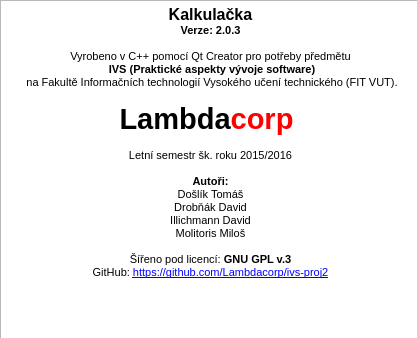
Before: the Qt Designer form about.ui in Lambdacorp/ivs-proj2, drawn with Qt 5.
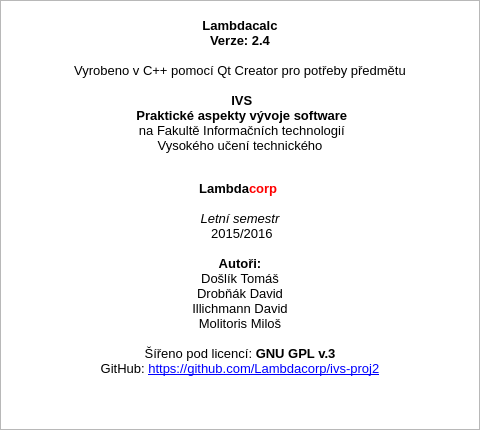
After: the same form once the commit is applied. Icons and pictures are not drawn.

```diff
--- a/about.ui
+++ b/about.ui
@@ -6,10 +6,22 @@
    <rect>
     <x>0</x>
     <y>0</y>
-    <width>417</width>
-    <height>338</height>
+    <width>480</width>
+    <height>430</height>
    </rect>
   </property>
+  <property name="minimumSize">
+   <size>
+    <width>480</width>
+    <height>300</height>
+   </size>
+  </property>
+  <property name="maximumSize">
+   <size>
+    <width>480</width>
+    <height>430</height>
+   </size>
+  </property>
   <property name="windowTitle">
    <string>Dialog</string>
   </property>
@@ -18,35 +30,53 @@
     <rect>
      <x>0</x>
      <y>0</y>
-     <width>421</width>
-     <height>341</height>
+     <width>480</width>
+     <height>430</height>
     </rect>
    </property>
+   <property name="minimumSize">
+    <size>
+     <width>480</width>
+     <height>430</height>
+    </size>
+   </property>
+   <property name="maximumSize">
+    <size>
+     <width>450</width>
+     <height>430</height>
+    </size>
+   </property>
    <property name="html">
     <string>&lt;!DOCTYPE HTML PUBLIC &quot;-//W3C//DTD HTML 4.0//EN&quot; &quot;http://www.w3.org/TR/REC-html40/strict.dtd&quot;&gt;
 &lt;html&gt;&lt;head&gt;&lt;meta name=&quot;qrichtext&quot; content=&quot;1&quot; /&gt;&lt;style type=&quot;text/css&quot;&gt;
 p, li { white-space: pre-wrap; }
-&lt;/style&gt;&lt;/head&gt;&lt;body style=&quot; font-family:'MS Shell Dlg 2'; font-size:8.25pt; font-weight:400; font-style:normal;&quot;&gt;
-&lt;p align=&quot;center&quot; style=&quot; margin-top:0px; margin-bottom:0px; margin-left:0px; margin-right:0px; -qt-block-indent:0; text-indent:0px;&quot;&gt;&lt;span style=&quot; font-size:12pt; font-weight:600;&quot;&gt;Kalkulačka&lt;/span&gt;&lt;/p&gt;
-&lt;p align=&quot;center&quot; style=&quot; margin-top:0px; margin-bottom:0px; margin-left:0px; margin-right:0px; -qt-block-indent:0; text-indent:0px;&quot;&gt;&lt;span style=&quot; font-size:8pt; font-weight:600;&quot;&gt;Verze: 2.0.3&lt;/span&gt;&lt;/p&gt;
-&lt;p align=&quot;center&quot; style=&quot;-qt-paragraph-type:empty; margin-top:0px; margin-bottom:0px; margin-left:0px; margin-right:0px; -qt-block-indent:0; text-indent:0px; font-size:8pt; font-weight:600;&quot;&gt;&lt;br /&gt;&lt;/p&gt;
-&lt;p align=&quot;center&quot; style=&quot; margin-top:0px; margin-bottom:0px; margin-left:0px; margin-right:0px; -qt-block-indent:0; text-indent:0px;&quot;&gt;&lt;span style=&quot; font-size:8pt;&quot;&gt;Vyrobeno v C++ pomocí Qt Creator pro potřeby předmětu&lt;/span&gt;&lt;/p&gt;
-&lt;p align=&quot;center&quot; style=&quot; margin-top:0px; margin-bottom:0px; margin-left:0px; margin-right:0px; -qt-block-indent:0; text-indent:0px;&quot;&gt;&lt;span style=&quot; font-size:8pt; font-weight:600;&quot;&gt; IVS (Praktické aspekty vývoje software)&lt;/span&gt;&lt;/p&gt;
-&lt;p align=&quot;center&quot; style=&quot; margin-top:0px; margin-bottom:0px; margin-left:0px; margin-right:0px; -qt-block-indent:0; text-indent:0px;&quot;&gt;&lt;span style=&quot; font-size:8pt;&quot;&gt; na Fakultě Informačních technologií Vysokého učení technického (FIT VUT).&lt;/span&gt;&lt;/p&gt;
-&lt;p align=&quot;center&quot; style=&quot;-qt-paragraph-type:empty; margin-top:0px; margin-bottom:0px; margin-left:0px; margin-right:0px; -qt-block-indent:0; text-indent:0px; font-size:8pt;&quot;&gt;&lt;br /&gt;&lt;/p&gt;
-&lt;p align=&quot;center&quot; style=&quot; margin-top:0px; margin-bottom:0px; margin-left:0px; margin-right:0px; -qt-block-indent:0; text-indent:0px;&quot;&gt;&lt;img src=&quot;:/new/prefix1/lambdacorp.png&quot; /&gt;&lt;span style=&quot; font-size:22pt; font-weight:600;&quot;&gt;Lambda&lt;/span&gt;&lt;span style=&quot; font-size:22pt; font-weight:600; color:#ff0000;&quot;&gt;corp&lt;/span&gt;&lt;span style=&quot; font-size:22pt; font-weight:600;&quot;&gt; &lt;/span&gt;&lt;/p&gt;
-&lt;p align=&quot;center&quot; style=&quot;-qt-paragraph-type:empty; margin-top:0px; margin-bottom:0px; margin-left:0px; margin-right:0px; -qt-block-indent:0; text-indent:0px; font-size:8pt;&quot;&gt;&lt;br /&gt;&lt;/p&gt;
-&lt;p align=&quot;center&quot; style=&quot; margin-top:0px; margin-bottom:0px; margin-left:0px; margin-right:0px; -qt-block-indent:0; text-indent:0px;&quot;&gt;&lt;span style=&quot; font-size:8pt;&quot;&gt;Letní semestr šk. roku 2015/2016&lt;/span&gt;&lt;/p&gt;
-&lt;p align=&quot;center&quot; style=&quot;-qt-paragraph-type:empty; margin-top:0px; margin-bottom:0px; margin-left:0px; margin-right:0px; -qt-block-indent:0; text-indent:0px; font-size:8pt;&quot;&gt;&lt;br /&gt;&lt;/p&gt;
-&lt;p align=&quot;center&quot; style=&quot; margin-top:0px; margin-bottom:0px; margin-left:0px; margin-right:0px; -qt-block-indent:0; text-indent:0px;&quot;&gt;&lt;span style=&quot; font-size:8pt; font-weight:600;&quot;&gt;Autoři:&lt;/span&gt;&lt;/p&gt;
-&lt;p align=&quot;center&quot; style=&quot; margin-top:0px; margin-bottom:0px; margin-left:0px; margin-right:0px; -qt-block-indent:0; text-indent:0px;&quot;&gt;&lt;span style=&quot; font-size:8pt;&quot;&gt;Došlík Tomáš&lt;/span&gt;&lt;/p&gt;
-&lt;p align=&quot;center&quot; style=&quot; margin-top:0px; margin-bottom:0px; margin-left:0px; margin-right:0px; -qt-block-indent:0; text-indent:0px;&quot;&gt;&lt;span style=&quot; font-size:8pt;&quot;&gt;Drobňák David&lt;/span&gt;&lt;/p&gt;
-&lt;p align=&quot;center&quot; style=&quot; margin-top:0px; margin-bottom:0px; margin-left:0px; margin-right:0px; -qt-block-indent:0; text-indent:0px;&quot;&gt;&lt;span style=&quot; font-size:8pt;&quot;&gt;Illichmann David&lt;/span&gt;&lt;/p&gt;
-&lt;p align=&quot;center&quot; style=&quot; margin-top:0px; margin-bottom:0px; margin-left:0px; margin-right:0px; -qt-block-indent:0; text-indent:0px;&quot;&gt;&lt;span style=&quot; font-size:8pt;&quot;&gt;Molitoris Miloš&lt;/span&gt;&lt;/p&gt;
-&lt;p align=&quot;center&quot; style=&quot;-qt-paragraph-type:empty; margin-top:0px; margin-bottom:0px; margin-left:0px; margin-right:0px; -qt-block-indent:0; text-indent:0px; font-size:8pt;&quot;&gt;&lt;br /&gt;&lt;/p&gt;
-&lt;p align=&quot;center&quot; style=&quot; margin-top:0px; margin-bottom:0px; margin-left:0px; margin-right:0px; -qt-block-indent:0; text-indent:0px;&quot;&gt;&lt;span style=&quot; font-size:8pt;&quot;&gt;Šířeno pod licencí: &lt;/span&gt;&lt;span style=&quot; font-size:8pt; font-weight:600;&quot;&gt;GNU GPL v.3&lt;/span&gt;&lt;/p&gt;
-&lt;p align=&quot;center&quot; style=&quot; margin-top:0px; margin-bottom:0px; margin-left:0px; margin-right:0px; -qt-block-indent:0; text-indent:0px;&quot;&gt;&lt;span style=&quot; font-size:8pt;&quot;&gt;GitHub: &lt;/span&gt;&lt;a href=&quot;https://github.com/Lambdacorp/ivs-proj2&quot;&gt;&lt;span style=&quot; font-size:8pt; text-decoration: underline; color:#0000ff;&quot;&gt;https://github.com/Lambdacorp/ivs-proj2&lt;/span&gt;&lt;/a&gt;&lt;/p&gt;
-&lt;p align=&quot;center&quot; style=&quot;-qt-paragraph-type:empty; margin-top:0px; margin-bottom:0px; margin-left:0px; margin-right:0px; -qt-block-indent:0; text-indent:0px; font-size:8pt;&quot;&gt;&lt;br /&gt;&lt;/p&gt;
+&lt;/style&gt;&lt;/head&gt;&lt;body style=&quot; font-family:'MS Shell Dlg 2'; font-size:7.8pt; font-weight:400; font-style:normal;&quot;&gt;
+&lt;p align=&quot;center&quot; style=&quot;-qt-paragraph-type:empty; margin-top:0px; margin-bottom:0px; margin-left:0px; margin-right:0px; -qt-block-indent:0; text-indent:0px;&quot;&gt;&lt;br /&gt;&lt;/p&gt;
+&lt;p align=&quot;center&quot; style=&quot; margin-top:0px; margin-bottom:0px; margin-left:0px; margin-right:0px; -qt-block-indent:0; text-indent:0px;&quot;&gt;&lt;span style=&quot; font-size:10pt; font-weight:600;&quot;&gt;Lambdacalc&lt;/span&gt;&lt;/p&gt;
+&lt;p align=&quot;center&quot; style=&quot; margin-top:0px; margin-bottom:0px; margin-left:0px; margin-right:0px; -qt-block-indent:0; text-indent:0px;&quot;&gt;&lt;span style=&quot; font-size:10pt; font-weight:600;&quot;&gt;Verze: 2.4&lt;/span&gt;&lt;/p&gt;
+&lt;p align=&quot;center&quot; style=&quot;-qt-paragraph-type:empty; margin-top:0px; margin-bottom:0px; margin-left:0px; margin-right:0px; -qt-block-indent:0; text-indent:0px; font-size:10pt; font-weight:600;&quot;&gt;&lt;br /&gt;&lt;/p&gt;
+&lt;p align=&quot;center&quot; style=&quot; margin-top:0px; margin-bottom:0px; margin-left:0px; margin-right:0px; -qt-block-indent:0; text-indent:0px;&quot;&gt;&lt;span style=&quot; font-size:10pt;&quot;&gt;Vyrobeno v C++ pomocí Qt Creator pro potřeby předmětu&lt;/span&gt;&lt;/p&gt;
+&lt;p align=&quot;center&quot; style=&quot;-qt-paragraph-type:empty; margin-top:0px; margin-bottom:0px; margin-left:0px; margin-right:0px; -qt-block-indent:0; text-indent:0px; font-size:10pt;&quot;&gt;&lt;br /&gt;&lt;/p&gt;
+&lt;p align=&quot;center&quot; style=&quot; margin-top:0px; margin-bottom:0px; margin-left:0px; margin-right:0px; -qt-block-indent:0; text-indent:0px;&quot;&gt;&lt;span style=&quot; font-size:10pt; font-weight:600;&quot;&gt; IVS&lt;/span&gt;&lt;/p&gt;
+&lt;p align=&quot;center&quot; style=&quot; margin-top:0px; margin-bottom:0px; margin-left:0px; margin-right:0px; -qt-block-indent:0; text-indent:0px;&quot;&gt;&lt;span style=&quot; font-size:10pt; font-weight:600;&quot;&gt; Praktické aspekty vývoje software&lt;/span&gt;&lt;/p&gt;
+&lt;p align=&quot;center&quot; style=&quot; margin-top:0px; margin-bottom:0px; margin-left:0px; margin-right:0px; -qt-block-indent:0; text-indent:0px;&quot;&gt;&lt;span style=&quot; font-size:10pt;&quot;&gt; na Fakultě Informačních technologií&lt;/span&gt;&lt;/p&gt;
+&lt;p align=&quot;center&quot; style=&quot; margin-top:0px; margin-bottom:0px; margin-left:0px; margin-right:0px; -qt-block-indent:0; text-indent:0px;&quot;&gt;&lt;span style=&quot; font-size:10pt;&quot;&gt; Vysokého učení technického &lt;/span&gt;&lt;/p&gt;
+&lt;p align=&quot;center&quot; style=&quot;-qt-paragraph-type:empty; margin-top:0px; margin-bottom:0px; margin-left:0px; margin-right:0px; -qt-block-indent:0; text-indent:0px;&quot;&gt;&lt;br /&gt;&lt;/p&gt;
+&lt;p align=&quot;center&quot; style=&quot;-qt-paragraph-type:empty; margin-top:0px; margin-bottom:0px; margin-left:0px; margin-right:0px; -qt-block-indent:0; text-indent:0px; font-size:10pt;&quot;&gt;&lt;br /&gt;&lt;/p&gt;
+&lt;p align=&quot;center&quot; style=&quot; margin-top:0px; margin-bottom:0px; margin-left:0px; margin-right:0px; -qt-block-indent:0; text-indent:0px;&quot;&gt;&lt;img src=&quot;:/new/prefix1/images/lambdacorp.png&quot; /&gt;&lt;span style=&quot; font-size:10pt; font-weight:600;&quot;&gt;Lambda&lt;/span&gt;&lt;span style=&quot; font-size:10pt; font-weight:600; color:#ff0000;&quot;&gt;corp&lt;/span&gt;&lt;span style=&quot; font-size:10pt; font-weight:600;&quot;&gt; &lt;/span&gt;&lt;/p&gt;
+&lt;p align=&quot;center&quot; style=&quot;-qt-paragraph-type:empty; margin-top:0px; margin-bottom:0px; margin-left:0px; margin-right:0px; -qt-block-indent:0; text-indent:0px; font-size:10pt;&quot;&gt;&lt;br /&gt;&lt;/p&gt;
+&lt;p align=&quot;center&quot; style=&quot; margin-top:0px; margin-bottom:0px; margin-left:0px; margin-right:0px; -qt-block-indent:0; text-indent:0px;&quot;&gt;&lt;span style=&quot; font-size:10pt; font-style:italic;&quot;&gt;Letní semestr&lt;/span&gt;&lt;/p&gt;
+&lt;p align=&quot;center&quot; style=&quot; margin-top:0px; margin-bottom:0px; margin-left:0px; margin-right:0px; -qt-block-indent:0; text-indent:0px;&quot;&gt;&lt;span style=&quot; font-size:10pt;&quot;&gt; 2015/2016&lt;/span&gt;&lt;/p&gt;
+&lt;p align=&quot;center&quot; style=&quot;-qt-paragraph-type:empty; margin-top:0px; margin-bottom:0px; margin-left:0px; margin-right:0px; -qt-block-indent:0; text-indent:0px; font-size:10pt;&quot;&gt;&lt;br /&gt;&lt;/p&gt;
+&lt;p align=&quot;center&quot; style=&quot; margin-top:0px; margin-bottom:0px; margin-left:0px; margin-right:0px; -qt-block-indent:0; text-indent:0px;&quot;&gt;&lt;span style=&quot; font-size:10pt; font-weight:600;&quot;&gt;Autoři:&lt;/span&gt;&lt;/p&gt;
+&lt;p align=&quot;center&quot; style=&quot; margin-top:0px; margin-bottom:0px; margin-left:0px; margin-right:0px; -qt-block-indent:0; text-indent:0px;&quot;&gt;&lt;span style=&quot; font-size:10pt;&quot;&gt;Došlík Tomáš&lt;/span&gt;&lt;/p&gt;
+&lt;p align=&quot;center&quot; style=&quot; margin-top:0px; margin-bottom:0px; margin-left:0px; margin-right:0px; -qt-block-indent:0; text-indent:0px;&quot;&gt;&lt;span style=&quot; font-size:10pt;&quot;&gt;Drobňák David&lt;/span&gt;&lt;/p&gt;
+&lt;p align=&quot;center&quot; style=&quot; margin-top:0px; margin-bottom:0px; margin-left:0px; margin-right:0px; -qt-block-indent:0; text-indent:0px;&quot;&gt;&lt;span style=&quot; font-size:10pt;&quot;&gt;Illichmann David&lt;/span&gt;&lt;/p&gt;
+&lt;p align=&quot;center&quot; style=&quot; margin-top:0px; margin-bottom:0px; margin-left:0px; margin-right:0px; -qt-block-indent:0; text-indent:0px;&quot;&gt;&lt;span style=&quot; font-size:10pt;&quot;&gt;Molitoris Miloš&lt;/span&gt;&lt;/p&gt;
+&lt;p align=&quot;center&quot; style=&quot;-qt-paragraph-type:empty; margin-top:0px; margin-bottom:0px; margin-left:0px; margin-right:0px; -qt-block-indent:0; text-indent:0px; font-size:10pt;&quot;&gt;&lt;br /&gt;&lt;/p&gt;
+&lt;p align=&quot;center&quot; style=&quot; margin-top:0px; margin-bottom:0px; margin-left:0px; margin-right:0px; -qt-block-indent:0; text-indent:0px;&quot;&gt;&lt;span style=&quot; font-size:10pt;&quot;&gt;Šířeno pod licencí: &lt;/span&gt;&lt;span style=&quot; font-size:10pt; font-weight:600;&quot;&gt;GNU GPL v.3&lt;/span&gt;&lt;/p&gt;
+&lt;p align=&quot;center&quot; style=&quot; margin-top:0px; margin-bottom:0px; margin-left:0px; margin-right:0px; -qt-block-indent:0; text-indent:0px;&quot;&gt;&lt;span style=&quot; font-size:10pt;&quot;&gt;GitHub: &lt;/span&gt;&lt;a href=&quot;https://github.com/Lambdacorp/ivs-proj2&quot;&gt;&lt;span style=&quot; font-size:10pt; text-decoration: underline; color:#0000ff;&quot;&gt;https://github.com/Lambdacorp/ivs-proj2&lt;/span&gt;&lt;/a&gt;&lt;/p&gt;
+&lt;p align=&quot;center&quot; style=&quot;-qt-paragraph-type:empty; margin-top:0px; margin-bottom:0px; margin-left:0px; margin-right:0px; -qt-block-indent:0; text-indent:0px; font-size:10pt;&quot;&gt;&lt;br /&gt;&lt;/p&gt;
 &lt;table border=&quot;0&quot; style=&quot; margin-top:0px; margin-bottom:0px; margin-left:0px; margin-right:0px;&quot; cellspacing=&quot;2&quot; cellpadding=&quot;0&quot;&gt;
 &lt;tr&gt;
 &lt;td&gt;&lt;/td&gt;&lt;/tr&gt;&lt;/table&gt;&lt;/body&gt;&lt;/html&gt;</string>
```
Left out of the diff: 2 changed lines with no effect on the pictures.
